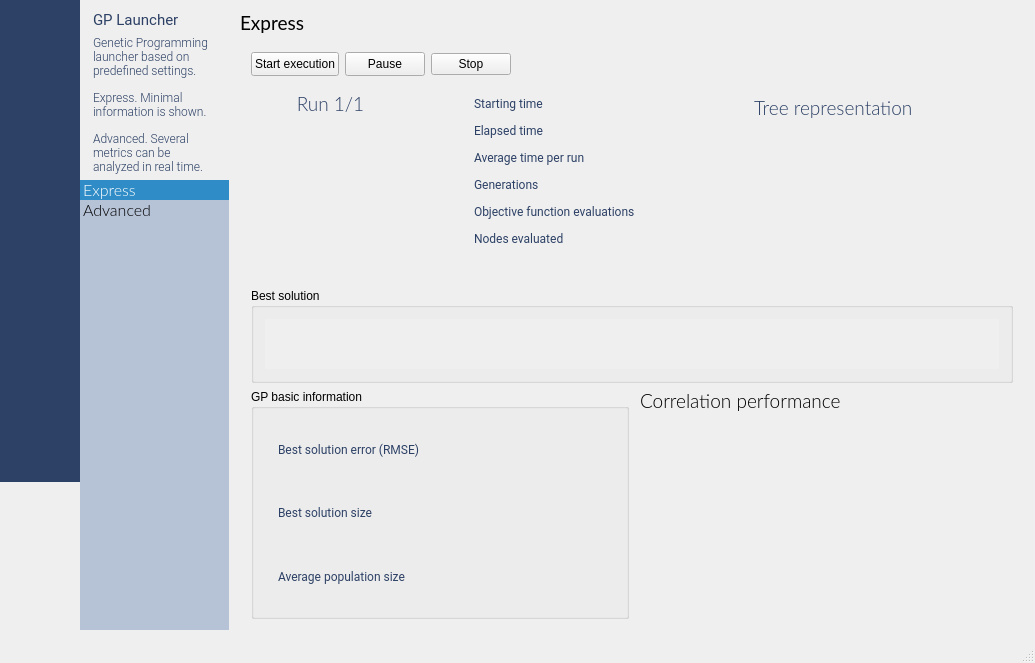
This is source/mainwidget.ui in emigdioz/LeafGP as Qt 5 draws it before an edit. The edited form follows.
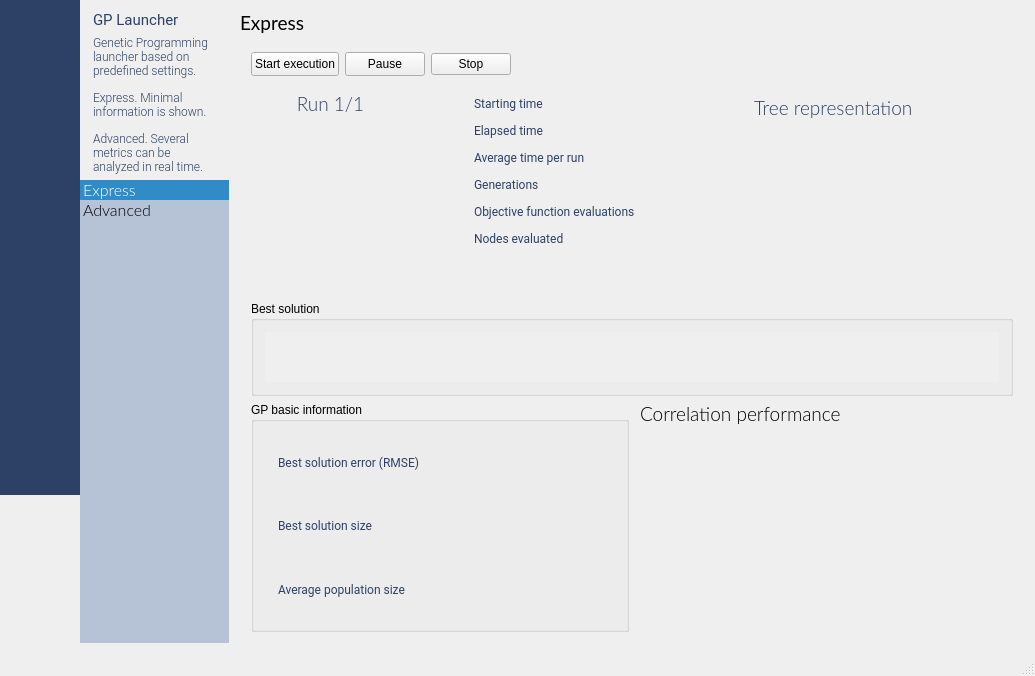
This is the edited form. The open tabs and pages were chosen to show the change. Icons and pictures are not drawn. Custom widgets are drawn as their Qt base class.

Patch:
```diff
--- a/source/mainwidget.ui
+++ b/source/mainwidget.ui
@@ -7,7 +7,7 @@
     <x>0</x>
     <y>0</y>
     <width>1035</width>
-    <height>649</height>
+    <height>676</height>
    </rect>
   </property>
   <property name="windowTitle">
@@ -4509,8 +4509,8 @@
                           <rect>
                            <x>0</x>
                            <y>0</y>
-                           <width>754</width>
-                           <height>50</height>
+                           <width>29</width>
+                           <height>36</height>
                           </rect>
                          </property>
                          <layout class="QGridLayout" name="gridLayout_73">
```
Left out of the diff: 10 changed lines with no effect on the pictures.
